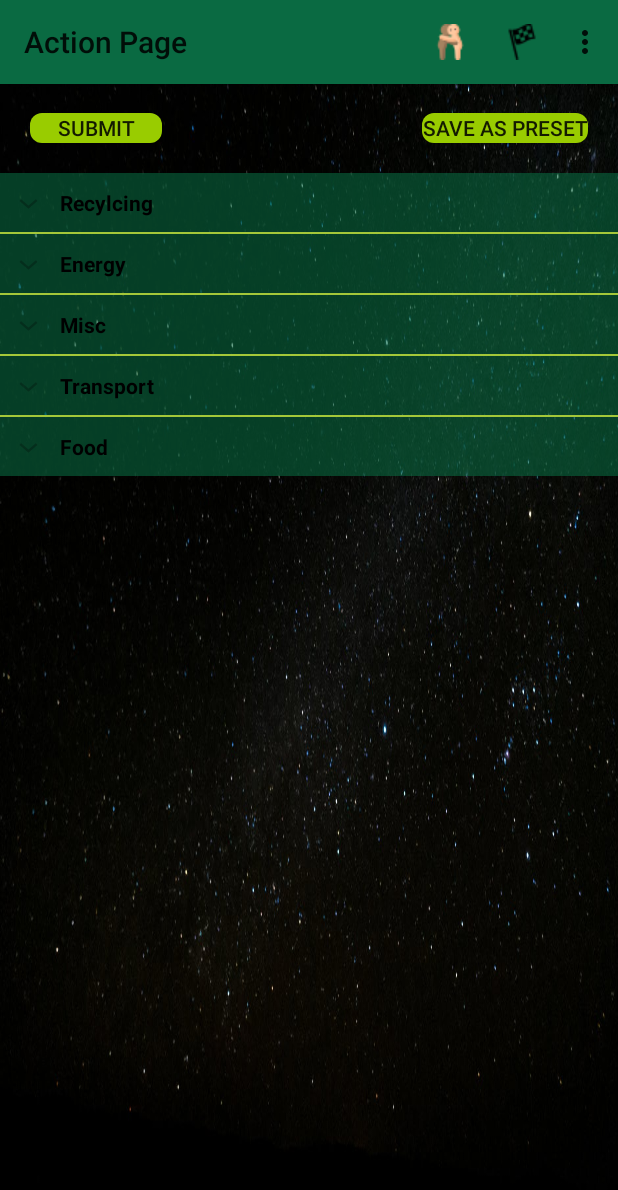
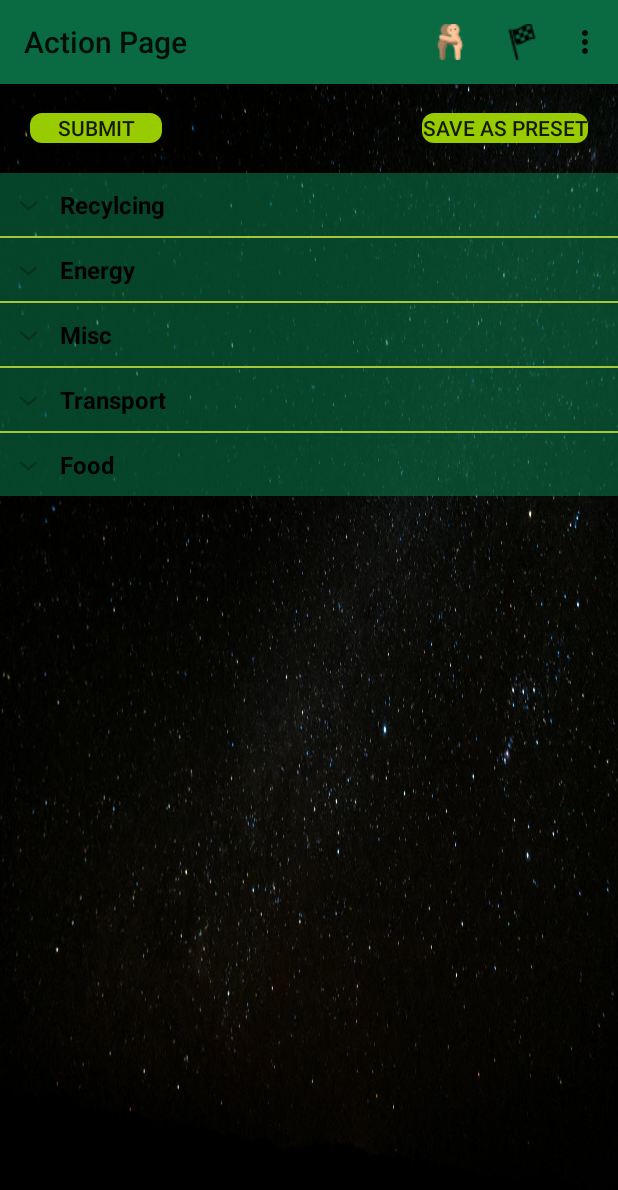
Before and after one commit to MihhailSokolov/OppyAndroid, an Android app: the ActionActivity screen opened directly, with no data from a screen before it, on a phone screen of 412 x 824 dp. Shown: the top 1190 px of the screen. Run offline under Robolectric (Android 15) with nearby library versions, the phone set to English and light mode, and no system bars; libraries missing offline, so code that uses them is left out: org.springframework.http, org.springframework.web; 4 statements that could not run were skipped.

Commit message:
Make action category name larger than child

```diff
--- a/app/src/main/res/layout/action_category.xml
+++ b/app/src/main/res/layout/action_category.xml
@@ -8,6 +8,7 @@
         android:layout_height="wrap_content"
         android:paddingStart="?android:attr/expandableListPreferredItemPaddingLeft"
         android:textColor="@android:color/black"
+        android:textSize="16dp"
         android:paddingTop="10dp"
         android:paddingBottom="10dp"
         />
--- a/app/src/main/res/values/colors.xml
+++ b/app/src/main/res/values/colors.xml
@@ -4,5 +4,5 @@
     <color name="colorPrimaryDark">#0A6A42</color>
     <color name="colorAccent">#D81B60</color>
     <color name="red">#FF0000</color>
-    <color name="bgLv">#960A6A42</color>
+    <color name="bgLv">#A50A6A42</color>
 </resources>
```
